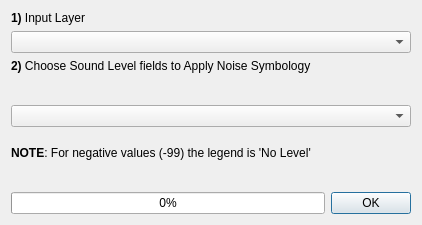
The window that tools/ui_ApplyNoiseSymbology.ui (pierluigiderosa/openoise) describes before a commit, drawn with Qt 5.
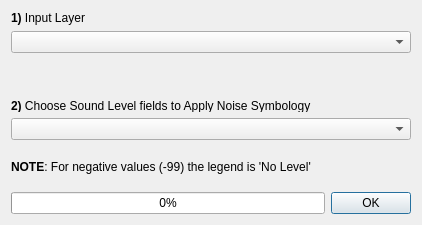
The same window after the commit. Custom widgets are drawn as their Qt base class.

Commit message: - fixed external link on information GUI - fixed dB(A) in table for 1 dB interval - fixed som text in warnings - new GUI for Help, ApplyNoiseSymbology and ContourLevels

```diff
--- a/tools/ui_ApplyNoiseSymbology.ui
+++ b/tools/ui_ApplyNoiseSymbology.ui
@@ -71,7 +71,7 @@
      <property name="minimumSize">
       <size>
        <width>0</width>
-       <height>40</height>
+       <height>13</height>
       </size>
      </property>
      <property name="maximumSize">
@@ -81,7 +81,7 @@
       </size>
      </property>
      <property name="text">
-      <string>&lt;html&gt;&lt;head/&gt;&lt;body&gt;&lt;p&gt;&lt;span style=&quot; font-weight:600;&quot;&gt;2)&lt;/span&gt; Choose Sound Level fields to Apply Noise Symbology&lt;/p&gt;&lt;/body&gt;&lt;/html&gt;</string>
+      <string>&lt;html&gt;&lt;head/&gt;&lt;body&gt;&lt;p&gt;&lt;br/&gt;&lt;/p&gt;&lt;p&gt;&lt;span style=&quot; font-weight:600;&quot;&gt;2)&lt;/span&gt; Choose Sound Level fields to Apply Noise Symbology&lt;/p&gt;&lt;/body&gt;&lt;/html&gt;</string>
      </property>
      <property name="alignment">
       <set>Qt::AlignLeading|Qt::AlignLeft|Qt::AlignTop</set>
@@ -94,19 +94,6 @@
    <item>
     <widget class="QgsFieldComboBox" name="level_comboBox"/>
    </item>
-   <item>
-    <spacer name="verticalSpacer">
-     <property name="orientation">
-      <enum>Qt::Vertical</enum>
-     </property>
-     <property name="sizeHint" stdset="0">
-      <size>
-       <width>20</width>
-       <height>40</height>
-      </size>
-     </property>
-    </spacer>
-   </item>
    <item>
     <widget class="QLabel" name="choose_fileds_label_3">
      <property name="minimumSize">
@@ -116,7 +103,7 @@
       </size>
      </property>
      <property name="text">
-      <string>&lt;html&gt;&lt;head/&gt;&lt;body&gt;&lt;p&gt;&lt;span style=&quot; font-weight:600;&quot;&gt;NOTE&lt;/span&gt;: For negative values (-99) the legend is 'No Level'&lt;/p&gt;&lt;/body&gt;&lt;/html&gt;</string>
+      <string>&lt;html&gt;&lt;head/&gt;&lt;body&gt;&lt;p&gt;&lt;span style=&quot; font-weight:600;&quot;&gt;&lt;br/&gt;NOTE&lt;/span&gt;: For negative values (-99) the legend is 'No Level'&lt;/p&gt;&lt;/body&gt;&lt;/html&gt;</string>
      </property>
      <property name="alignment">
       <set>Qt::AlignLeading|Qt::AlignLeft|Qt::AlignTop</set>
```
The commit also changes 5 other files.
